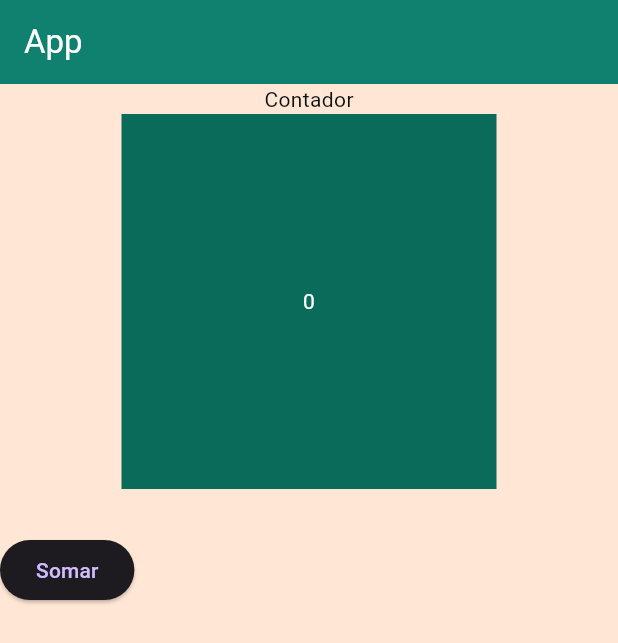
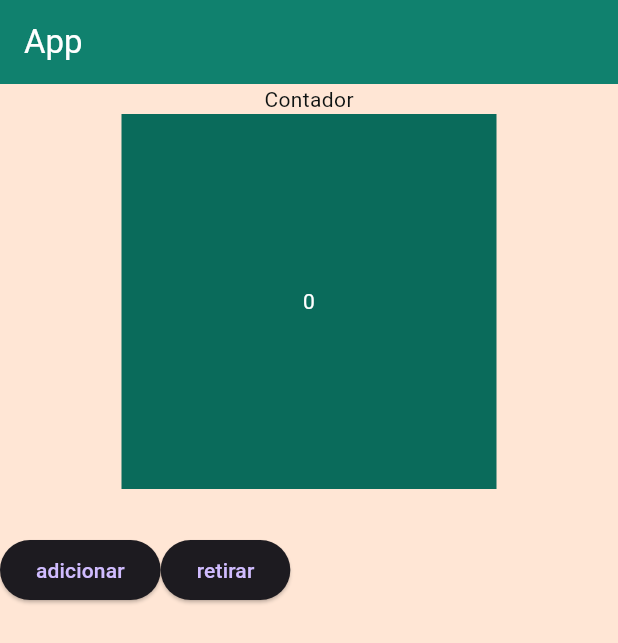
Before and after one commit to RhianVinicius/flutter-ex002, a Flutter app: the screen it shows after launch, on a phone screen of 412 x 824 dp. Shown: the top 643 px of the screen. Run offline on Flutter 3.47's test engine with Material 3 defaults, Android fonts, the phone set to English and light mode, and no system bars.

```diff
--- a/lib/pages/home_page_content.dart
+++ b/lib/pages/home_page_content.dart
@@ -17,6 +17,12 @@ class HomePageContentState extends State<HomePageContent> {
   void inclementCounter() {
     setState(() {
       counter++;
+    });
+  }
+
+  void decreaseCounter() {
+    setState(() {
+      counter--;
     });
   }
 
@@ -46,7 +52,11 @@ class HomePageContentState extends State<HomePageContent> {
           children: [
             ElevatedButton(
               onPressed: inclementCounter,
-              child: Text("Somar")
+              child: Text("adicionar")
+            ),
+            ElevatedButton(
+              onPressed: decreaseCounter,
+              child: Text("retirar")
             )
           ],
         )
```
